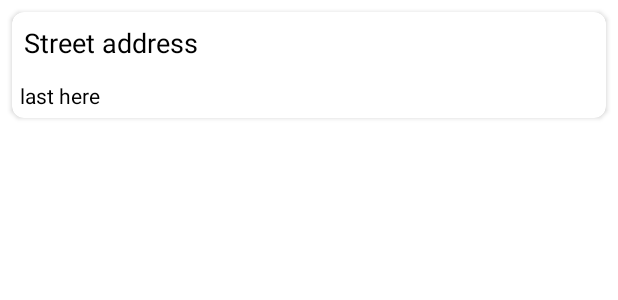
After one commit to AlexBruma0/StrollSafe, an Android app: the layout location_view_item.xml on its own in the app's theme, with its tools: preview values and no code run, on a phone screen of 412 x 824 dp. The commit adds this screen. Shown: the top 300 px of the screen. Run offline under Robolectric (Android 15) with nearby library versions, the phone set to English and light mode, and no system bars.

Commit message:
edit saved locations view

```diff
--- /dev/null
+++ b/app/src/main/res/layout/location_view_item.xml
@@ -0,0 +1,35 @@
+<?xml version="1.0" encoding="utf-8"?>
+<androidx.cardview.widget.CardView
+    xmlns:android="http://schemas.android.com/apk/res/android"
+    xmlns:app="http://schemas.android.com/apk/res-auto"
+    android:layout_width="match_parent"
+    android:layout_height="wrap_content"
+    android:layout_margin="8dp"
+    android:elevation="8dp"
+    app:cardCornerRadius="8dp">
+
+    <RelativeLayout
+        android:layout_width="match_parent"
+        android:layout_height="wrap_content">
+
+        <TextView
+            android:id="@+id/tv_streetAddress"
+            android:layout_width="match_parent"
+            android:layout_height="wrap_content"
+            android:padding="8dp"
+            android:text="Street address"
+            android:textColor="@color/black"
+            android:textSize="18sp" />
+
+        <TextView
+            android:id="@+id/tv_lastHereDateTime"
+            android:layout_width="match_parent"
+            android:layout_height="wrap_content"
+            android:layout_below="@id/tv_streetAddress"
+            android:padding="5dp"
+            android:text="last here"
+            android:textColor="@color/black" />
+
+    </RelativeLayout>
+
+</androidx.cardview.widget.CardView>
```
Also changed, not shown: app/src/main/java/com/example/strollsafe/ui/location/LocationListViewAdapter.java (added, +72 -0 lines), app/src/main/java/com/example/strollsafe/ui/location/ShowSavedLocationsList.java (+26 -17 lines), app/src/main/res/layout/activity_show_saved_locations_list.xml (+19 -13 lines).
